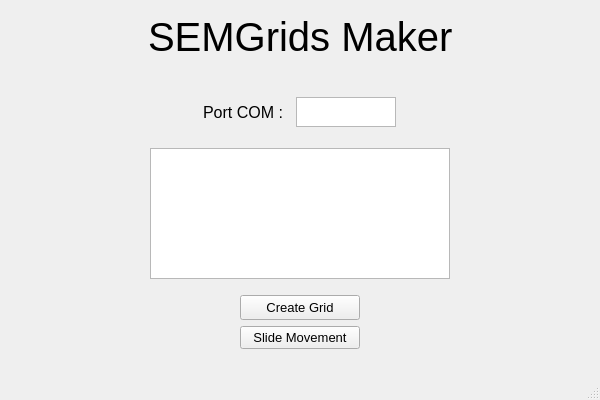
Before: the Qt Designer form SemGridsMakerPyQt/view/viewUi/main_windows.ui in guilhemelias/SemGrids-Maker, drawn with Qt 5.
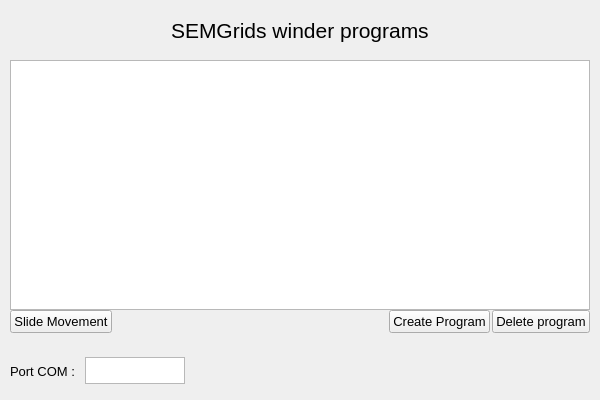
After: the same form once the commit is applied.

The edit to the form file:
```diff
--- a/SemGridsMakerPyQt/view/viewUi/main_windows.ui
+++ b/SemGridsMakerPyQt/view/viewUi/main_windows.ui
@@ -34,8 +34,23 @@
 }</string>
   </property>
   <widget class="QWidget" name="centralwidget">
-   <layout class="QVBoxLayout" name="verticalLayout">
-    <item>
+   <layout class="QGridLayout" name="gridLayout">
+    <property name="leftMargin">
+     <number>0</number>
+    </property>
+    <property name="topMargin">
+     <number>0</number>
+    </property>
+    <property name="rightMargin">
+     <number>0</number>
+    </property>
+    <property name="bottomMargin">
+     <number>0</number>
+    </property>
+    <property name="verticalSpacing">
+     <number>0</number>
+    </property>
+    <item row="9" column="0">
      <spacer name="verticalSpacer_3">
       <property name="orientation">
        <enum>Qt::Vertical</enum>
@@ -46,198 +61,123 @@
       <property name="sizeHint" stdset="0">
        <size>
         <width>20</width>
-        <height>25</height>
+        <height>35</height>
        </size>
       </property>
      </spacer>
     </item>
-    <item>
-     <layout class="QHBoxLayout" name="horizontalLayout">
-      <item>
-       <spacer name="horizontalSpacer_9">
+    <item row="7" column="0">
+     <spacer name="verticalSpacer_2">
         <property name="orientation">
-         <enum>Qt::Horizontal</enum>
-        </property>
-        <property name="sizeHint" stdset="0">
-         <size>
-          <width>40</width>
-          <height>20</height>
-         </size>
-        </property>
-       </spacer>
-      </item>
-      <item>
-       <widget class="QLabel" name="label">
-        <property name="font">
-         <font>
-          <pointsize>30</pointsize>
-         </font>
-        </property>
-        <property name="text">
-         <string>SEMGrids Maker</string>
-        </property>
-       </widget>
-      </item>
-      <item>
-       <spacer name="horizontalSpacer_8">
-        <property name="orientation">
-         <enum>Qt::Horizontal</enum>
-        </property>
+       <enum>Qt::Vertical</enum>
+      </property>
+      <property name="sizeType">
+       <enum>QSizePolicy::Preferred</enum>
+      </property>
         <property name="sizeHint" stdset="0">
          <size>
-          <width>40</width>
-          <height>20</height>
+        <width>20</width>
+        <height>30</height>
          </size>
         </property>
        </spacer>
       </item>
-     </layout>
-    </item>
-    <item>
-     <spacer name="verticalSpacer_4">
+    <item row="3" column="0">
+     <spacer name="verticalSpacer">
       <property name="orientation">
        <enum>Qt::Vertical</enum>
       </property>
       <property name="sizeType">
-       <enum>QSizePolicy::Expanding</enum>
+       <enum>QSizePolicy::Preferred</enum>
       </property>
       <property name="sizeHint" stdset="0">
        <size>
         <width>20</width>
-        <height>40</height>
+        <height>30</height>
        </size>
       </property>
      </spacer>
     </item>
-    <item>
-     <widget class="QWidget" name="verticalWidget" native="true">
-      <property name="styleSheet">
-       <string notr="true"/>
-      </property>
-      <layout class="QHBoxLayout" name="horizontalLayout_6">
+    <item row="5" column="0">
+     <layout class="QHBoxLayout" name="horizontalLayout_4"/>
+    </item>
+    <item row="12" column="0">
+     <layout class="QHBoxLayout" name="horizontalLayout_5">
        <property name="spacing">
         <number>0</number>
        </property>
-       <property name="leftMargin">
-        <number>0</number>
-       </property>
-       <property name="topMargin">
-        <number>0</number>
-       </property>
-       <property name="rightMargin">
-        <number>0</number>
-       </property>
-       <property name="bottomMargin">
-        <number>0</number>
-       </property>
-       <item>
-        <spacer name="horizontalSpacer_7">
-         <property name="orientation">
-          <enum>Qt::Horizontal</enum>
-         </property>
-         <property name="sizeType">
-          <enum>QSizePolicy::Preferred</enum>
-         </property>
-         <property name="sizeHint" stdset="0">
-          <size>
-           <width>400</width>
-           <height>20</height>
-          </size>
-         </property>
-        </spacer>
-       </item>
        <item>
         <spacer name="horizontalSpacer_3">
          <property name="orientation">
           <enum>Qt::Horizontal</enum>
          </property>
+        <property name="sizeType">
+         <enum>QSizePolicy::Preferred</enum>
+        </property>
          <property name="sizeHint" stdset="0">
           <size>
-           <width>40</width>
-           <height>20</height>
+          <width>83</width>
+          <height>2</height>
           </size>
          </property>
         </spacer>
        </item>
        <item>
-        <widget class="QFrame" name="test">
-         <layout class="QGridLayout" name="gridLayout_2">
-          <property name="leftMargin">
-           <number>10</number>
-          </property>
-          <property name="topMargin">
-           <number>10</number>
-          </property>
-          <property name="rightMargin">
-           <number>10</number>
-          </property>
-          <property name="bottomMargin">
-           <number>10</number>
-          </property>
-          <property name="spacing">
-           <number>0</number>
-          </property>
-          <item row="2" column="1">
-           <layout class="QHBoxLayout" name="horizontalLayout_2">
-            <property name="spacing">
-             <number>0</number>
-            </property>
-            <property name="sizeConstraint">
-             <enum>QLayout::SetMinimumSize</enum>
-            </property>
-            <property name="bottomMargin">
-             <number>0</number>
-            </property>
-            <item>
-             <widget class="QListWidget" name="listProgramme">
+       <widget class="QLabel" name="labelErrorCom">
               <property name="minimumSize">
                <size>
-                <width>300</width>
+          <width>110</width>
                 <height>0</height>
                </size>
               </property>
               <property name="maximumSize">
                <size>
-                <width>250</width>
-                <height>150</height>
-               </size>
-              </property>
-             </widget>
-            </item>
-           </layout>
-          </item>
-          <item row="0" column="1">
-           <widget class="QFrame" name="portComLayout">
+          <width>100</width>
+          <height>16777215</height>
+         </size>
+        </property>
+        <property name="text">
+         <string/>
+        </property>
+        <property name="alignment">
+         <set>Qt::AlignLeading|Qt::AlignLeft|Qt::AlignVCenter</set>
+        </property>
+       </widget>
+      </item>
+      <item>
+       <spacer name="horizontalSpacer_5">
+        <property name="orientation">
+         <enum>Qt::Horizontal</enum>
+        </property>
+        <property name="sizeType">
+         <enum>QSizePolicy::Expanding</enum>
+        </property>
+        <property name="sizeHint" stdset="0">
+         <size>
+          <width>10</width>
+          <height>2</height>
+         </size>
+        </property>
+       </spacer>
+      </item>
+     </layout>
+    </item>
+    <item row="10" column="0">
             <layout class="QHBoxLayout" name="horizontalLayout_3">
              <property name="spacing">
-              <number>0</number>
-             </property>
-             <property name="sizeConstraint">
-              <enum>QLayout::SetNoConstraint</enum>
-             </property>
-             <property name="leftMargin">
-              <number>0</number>
-             </property>
-             <property name="topMargin">
-              <number>1</number>
-             </property>
-             <property name="rightMargin">
-              <number>0</number>
-             </property>
-             <property name="bottomMargin">
-              <number>1</number>
+       <number>10</number>
              </property>
              <item>
-              <spacer name="horizontalSpacer_10">
+       <spacer name="horizontalSpacer_2">
                <property name="orientation">
                 <enum>Qt::Horizontal</enum>
                </property>
                <property name="sizeType">
-                <enum>QSizePolicy::Maximum</enum>
+         <enum>QSizePolicy::Preferred</enum>
                </property>
                <property name="sizeHint" stdset="0">
                 <size>
-                 <width>40</width>
+          <width>10</width>
                  <height>20</height>
                 </size>
                </property>
@@ -259,7 +199,7 @@
                </property>
                <property name="font">
                 <font>
-                 <pointsize>12</pointsize>
+          <pointsize>10</pointsize>
                 </font>
                </property>
                <property name="text">
@@ -272,18 +212,18 @@
                <property name="minimumSize">
                 <size>
                  <width>60</width>
-                 <height>30</height>
+          <height>20</height>
                 </size>
                </property>
                <property name="maximumSize">
                 <size>
                  <width>100</width>
-                 <height>30</height>
+          <height>27</height>
                 </size>
                </property>
                <property name="font">
                 <font>
-                 <pointsize>11</pointsize>
+          <pointsize>10</pointsize>
                 </font>
                </property>
                <property name="overwriteMode">
@@ -295,28 +235,7 @@
               </widget>
              </item>
              <item>
-              <spacer name="horizontalSpacer_11">
-               <property name="orientation">
-                <enum>Qt::Horizontal</enum>
-               </property>
-               <property name="sizeType">
-                <enum>QSizePolicy::Maximum</enum>
-               </property>
-               <property name="sizeHint" stdset="0">
-                <size>
-                 <width>40</width>
-                 <height>20</height>
-                </size>
-               </property>
-              </spacer>
-             </item>
-            </layout>
-           </widget>
-          </item>
-          <item row="1" column="1">
-           <layout class="QHBoxLayout" name="horizontalLayout_5">
-            <item>
-             <spacer name="horizontalSpacer_5">
+       <spacer name="horizontalSpacer_4">
               <property name="orientation">
                <enum>Qt::Horizontal</enum>
               </property>
@@ -325,101 +244,71 @@
               </property>
               <property name="sizeHint" stdset="0">
                <size>
-                <width>120</width>
+          <width>10</width>
                 <height>20</height>
                </size>
               </property>
              </spacer>
             </item>
-            <item>
-             <widget class="QLabel" name="labelErrorCom">
-              <property name="minimumSize">
-               <size>
-                <width>200</width>
-                <height>0</height>
-               </size>
-              </property>
-              <property name="maximumSize">
-               <size>
-                <width>200</width>
-                <height>16777215</height>
-               </size>
-              </property>
-              <property name="text">
-               <string/>
-              </property>
-              <property name="alignment">
-               <set>Qt::AlignLeading|Qt::AlignLeft|Qt::AlignVCenter</set>
-              </property>
-             </widget>
-            </item>
-           </layout>
-          </item>
-          <item row="0" column="0">
-           <spacer name="horizontalSpacer_2">
-            <property name="orientation">
-             <enum>Qt::Horizontal</enum>
-            </property>
-            <property name="sizeHint" stdset="0">
-             <size>
-              <width>40</width>
-              <height>20</height>
-             </size>
-            </property>
-           </spacer>
-          </item>
-         </layout>
-        </widget>
-       </item>
+     </layout>
+    </item>
+    <item row="8" column="0">
+     <layout class="QVBoxLayout" name="verticalLayout_2">
+      <property name="leftMargin">
+       <number>10</number>
+      </property>
+      <property name="rightMargin">
+       <number>10</number>
+      </property>
        <item>
-        <spacer name="horizontalSpacer_12">
-         <property name="orientation">
-          <enum>Qt::Horizontal</enum>
-         </property>
-         <property name="sizeType">
-          <enum>QSizePolicy::Preferred</enum>
-         </property>
-         <property name="sizeHint" stdset="0">
-          <size>
-           <width>400</width>
-           <height>20</height>
-          </size>
-         </property>
-        </spacer>
-       </item>
-      </layout>
-     </widget>
-    </item>
+       <layout class="QHBoxLayout" name="horizontalLayout">
+        <property name="spacing">
+         <number>0</number>
+        </property>
     <item>
-     <layout class="QHBoxLayout" name="horizontalLayout_4">
-      <item>
-       <widget class="QPushButton" name="customButton">
+         <widget class="QListWidget" name="listProgramme">
         <property name="minimumSize">
          <size>
-          <width>120</width>
-          <height>25</height>
+            <width>300</width>
+            <height>250</height>
          </size>
         </property>
         <property name="maximumSize">
          <size>
-          <width>100</width>
-          <height>16777215</height>
+            <width>1000</width>
+            <height>250</height>
          </size>
         </property>
         <property name="font">
          <font>
-          <pointsize>10</pointsize>
-         </font>
-        </property>
-        <property name="text">
-         <string>Create Grid</string>
-        </property>
+            <pointsize>12</pointsize>
+           </font>
+          </property>
        </widget>
       </item>
      </layout>
     </item>
     <item>
-     <layout class="QHBoxLayout" name="horizontalLayout_7">
+       <spacer name="verticalSpacer_4">
+        <property name="orientation">
+         <enum>Qt::Vertical</enum>
+        </property>
+        <property name="sizeType">
+         <enum>QSizePolicy::Preferred</enum>
+        </property>
+        <property name="sizeHint" stdset="0">
+         <size>
+          <width>20</width>
+          <height>2</height>
+         </size>
+        </property>
+       </spacer>
+      </item>
+      <item>
+       <layout class="QHBoxLayout" name="horizontalLayout_8">
+        <property name="spacing">
+         <number>2</number>
+        </property>
       <item>
        <widget class="QPushButton" name="slideButton">
         <property name="maximumSize">
@@ -438,27 +327,103 @@
         </property>
        </widget>
       </item>
-     </layout>
-    </item>
+        <item>
+         <spacer name="horizontalSpacer">
+          <property name="orientation">
+           <enum>Qt::Horizontal</enum>
+          </property>
+          <property name="sizeHint" stdset="0">
+           <size>
+            <width>40</width>
+            <height>20</height>
+           </size>
+          </property>
+         </spacer>
+        </item>
+        <item>
+         <widget class="QPushButton" name="customButton">
+          <property name="minimumSize">
+           <size>
+            <width>0</width>
+            <height>0</height>
+           </size>
+          </property>
+          <property name="maximumSize">
+           <size>
+            <width>16777215</width>
+            <height>16777215</height>
+           </size>
+          </property>
+          <property name="font">
+           <font>
+            <pointsize>10</pointsize>
+           </font>
+          </property>
+          <property name="text">
+           <string>Create Program</string>
+          </property>
+         </widget>
+        </item>
+        <item>
+         <widget class="QPushButton" name="deleteGridButton">
+          <property name="font">
+           <font>
+            <pointsize>10</pointsize>
+           </font>
+          </property>
+          <property name="text">
+           <string>Delete program</string>
+          </property>
+         </widget>
+        </item>
+       </layout>
+      </item>
+     </layout>
+    </item>
+    <item row="4" column="0">
+     <layout class="QHBoxLayout" name="horizontalLayout_6">
     <item>
-     <spacer name="verticalSpacer_5">
+       <spacer name="horizontalSpacer_7">
       <property name="orientation">
-       <enum>Qt::Vertical</enum>
-      </property>
-      <property name="sizeType">
-       <enum>QSizePolicy::Maximum</enum>
-      </property>
+         <enum>Qt::Horizontal</enum>
+        </property>
+        <property name="sizeHint" stdset="0">
+         <size>
+          <width>40</width>
+          <height>20</height>
+         </size>
+        </property>
+       </spacer>
+      </item>
+      <item>
+       <widget class="QLabel" name="label">
+        <property name="font">
+         <font>
+          <pointsize>16</pointsize>
+         </font>
+        </property>
+        <property name="text">
+         <string>SEMGrids winder programs</string>
+        </property>
+       </widget>
+      </item>
+      <item>
+       <spacer name="horizontalSpacer_6">
+        <property name="orientation">
+         <enum>Qt::Horizontal</enum>
+        </property>
       <property name="sizeHint" stdset="0">
        <size>
-        <width>20</width>
-        <height>40</height>
+          <width>40</width>
+          <height>20</height>
        </size>
       </property>
      </spacer>
     </item>
    </layout>
+    </item>
+   </layout>
   </widget>
-  <widget class="QStatusBar" name="statusbar"/>
  </widget>
  <resources/>
  <connections/>
```
Left out of the diff: 6 changed lines with no effect on the pictures. Lines whose indentation alone changed are shown as unchanged.
